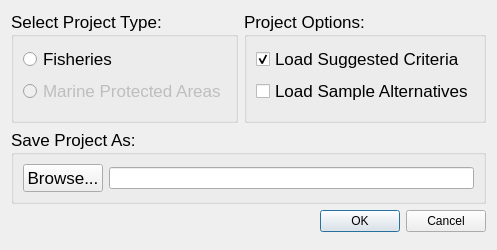
Above: src/gui/create_project.ui from Ecotrust/delphos before the change. Below: the same form after it.
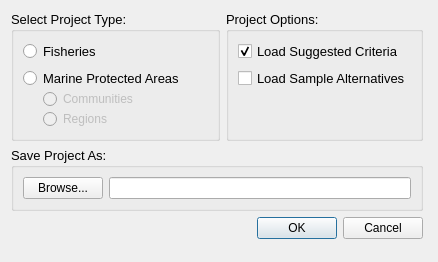
That is the form after the change.

The edit to the form file:
```diff
--- a/src/gui/create_project.ui
+++ b/src/gui/create_project.ui
@@ -8,8 +8,8 @@
    <rect>
     <x>0</x>
     <y>0</y>
-    <width>428</width>
-    <height>250</height>
+    <width>438</width>
+    <height>262</height>
    </rect>
   </property>
   <property name="font" >
@@ -22,10 +22,6 @@
   </property>
   <layout class="QHBoxLayout" >
    <item>
-    <layout class="QHBoxLayout" >
-     <item>
-      <layout class="QVBoxLayout" >
-       <item>
         <layout class="QVBoxLayout" >
          <item>
           <layout class="QHBoxLayout" >
@@ -34,7 +30,7 @@
              <property name="font" >
               <font>
                <family>Arial</family>
-               <pointsize>13</pointsize>
+           <pointsize>10</pointsize>
                <weight>50</weight>
                <bold>false</bold>
               </font>
@@ -44,11 +40,13 @@
              </property>
              <layout class="QVBoxLayout" >
               <item>
+           <layout class="QVBoxLayout" >
+            <item>
                <widget class="QRadioButton" name="fisheries_type_button" >
                 <property name="font" >
                  <font>
                   <family>Arial</family>
-                  <pointsize>13</pointsize>
+                <pointsize>10</pointsize>
                   <weight>50</weight>
                   <bold>false</bold>
                  </font>
@@ -59,14 +57,19 @@
                </widget>
               </item>
               <item>
+             <layout class="QVBoxLayout" >
+              <property name="spacing" >
+               <number>0</number>
+              </property>
+              <item>
                <widget class="QRadioButton" name="mpa_type_button" >
                 <property name="enabled" >
-                 <bool>false</bool>
+                 <bool>true</bool>
                 </property>
                 <property name="font" >
                  <font>
                   <family>Arial</family>
-                  <pointsize>13</pointsize>
+                  <pointsize>10</pointsize>
                   <weight>50</weight>
                   <bold>false</bold>
                  </font>
@@ -80,27 +83,103 @@
                </widget>
               </item>
               <item>
+               <layout class="QHBoxLayout" >
+                <item>
+                 <layout class="QHBoxLayout" >
+                  <item>
                <spacer>
                 <property name="orientation" >
-                 <enum>Qt::Vertical</enum>
+                     <enum>Qt::Horizontal</enum>
                 </property>
                 <property name="sizeHint" >
                  <size>
                   <width>20</width>
-                  <height>40</height>
+                      <height>20</height>
                  </size>
                 </property>
                </spacer>
               </item>
-             </layout>
-            </widget>
-           </item>
+                  <item>
+                   <layout class="QVBoxLayout" >
+                    <property name="spacing" >
+                     <number>0</number>
+                    </property>
+                    <item>
+                     <widget class="QRadioButton" name="communities_sub_type_button" >
+                      <property name="enabled" >
+                       <bool>false</bool>
+                      </property>
+                      <property name="font" >
+                       <font>
+                        <family>Arial</family>
+                        <pointsize>9</pointsize>
+                        <weight>50</weight>
+                        <bold>false</bold>
+                       </font>
+                      </property>
+                      <property name="text" >
+                       <string>Communities</string>
+                      </property>
+                      <property name="checkable" >
+                       <bool>true</bool>
+                      </property>
+                     </widget>
+                    </item>
+                    <item>
+                     <widget class="QRadioButton" name="regions_sub_type_button" >
+                      <property name="enabled" >
+                       <bool>false</bool>
+                      </property>
+                      <property name="font" >
+                       <font>
+                        <family>Arial</family>
+                        <pointsize>9</pointsize>
+                        <weight>50</weight>
+                        <bold>false</bold>
+                       </font>
+                      </property>
+                      <property name="text" >
+                       <string>Regions</string>
+                      </property>
+                      <property name="checkable" >
+                       <bool>true</bool>
+                      </property>
+                     </widget>
+                    </item>
+                   </layout>
+                  </item>
+                 </layout>
+                </item>
+                <item>
+                 <spacer>
+                  <property name="orientation" >
+                   <enum>Qt::Horizontal</enum>
+                  </property>
+                  <property name="sizeHint" >
+                   <size>
+                    <width>40</width>
+                    <height>20</height>
+                   </size>
+                  </property>
+                 </spacer>
+                </item>
+               </layout>
+              </item>
+             </layout>
+            </item>
+           </layout>
+          </item>
+         </layout>
+        </widget>
+       </item>
+       <item>
+        <layout class="QVBoxLayout" >
            <item>
             <widget class="QGroupBox" name="groupBox_3" >
              <property name="font" >
               <font>
                <family>Arial</family>
-               <pointsize>13</pointsize>
+             <pointsize>10</pointsize>
                <weight>50</weight>
                <bold>false</bold>
               </font>
@@ -114,7 +193,7 @@
                 <property name="font" >
                  <font>
                   <family>Arial</family>
-                  <pointsize>13</pointsize>
+                <pointsize>10</pointsize>
                   <weight>50</weight>
                   <bold>false</bold>
                  </font>
@@ -132,7 +211,7 @@
                 <property name="font" >
                  <font>
                   <family>Arial</family>
-                  <pointsize>13</pointsize>
+                <pointsize>10</pointsize>
                   <weight>50</weight>
                   <bold>false</bold>
                  </font>
@@ -163,6 +242,8 @@
            </item>
           </layout>
          </item>
+      </layout>
+     </item>
          <item>
           <widget class="QGroupBox" name="groupBox_4" >
            <property name="windowModality" >
@@ -171,7 +252,7 @@
            <property name="font" >
             <font>
              <family>Arial</family>
-             <pointsize>13</pointsize>
+         <pointsize>10</pointsize>
              <weight>50</weight>
              <bold>false</bold>
             </font>
@@ -185,7 +266,7 @@
               <property name="font" >
                <font>
                 <family>Arial</family>
-                <pointsize>13</pointsize>
+            <pointsize>9</pointsize>
                 <weight>50</weight>
                 <bold>false</bold>
                </font>
@@ -232,6 +313,11 @@
            </item>
            <item>
             <widget class="QDialogButtonBox" name="create_button_box" >
+         <property name="font" >
+          <font>
+           <pointsize>9</pointsize>
+          </font>
+         </property>
              <property name="standardButtons" >
               <set>QDialogButtonBox::Cancel|QDialogButtonBox::NoButton|QDialogButtonBox::Ok</set>
              </property>
@@ -239,8 +325,6 @@
            </item>
           </layout>
          </item>
-        </layout>
-       </item>
        <item>
         <spacer>
          <property name="orientation" >
@@ -248,8 +332,8 @@
          </property>
          <property name="sizeHint" >
           <size>
-           <width>20</width>
-           <height>40</height>
+         <width>412</width>
+         <height>16</height>
           </size>
          </property>
         </spacer>
@@ -264,12 +348,10 @@
        <property name="sizeHint" >
         <size>
          <width>40</width>
-         <height>20</height>
+       <height>230</height>
         </size>
        </property>
       </spacer>
-     </item>
-    </layout>
    </item>
   </layout>
  </widget>
```
Lines whose indentation alone changed are shown as unchanged.
